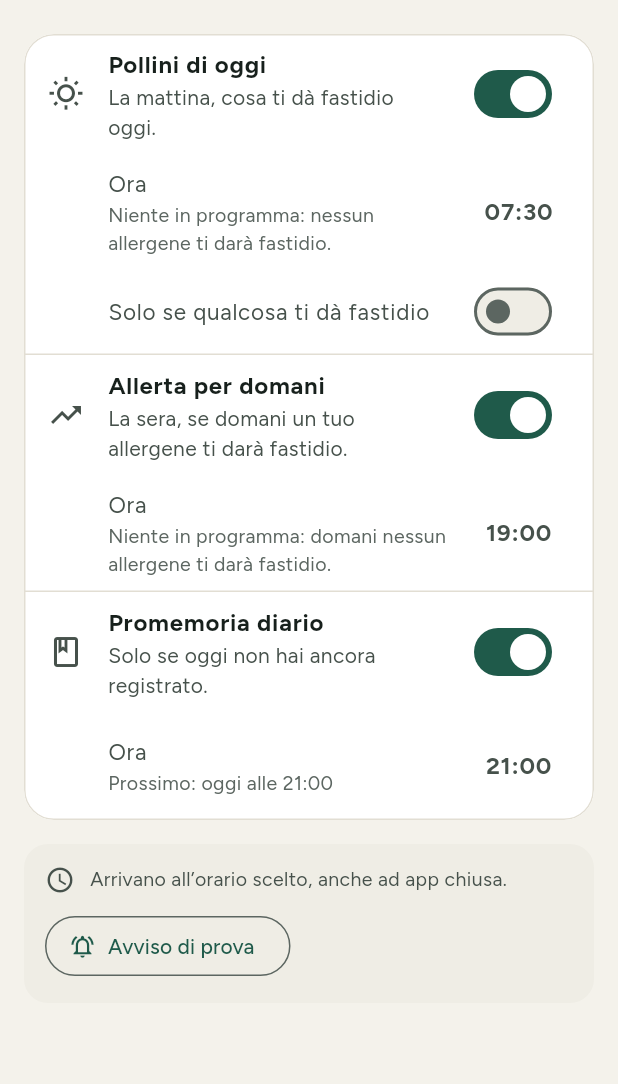
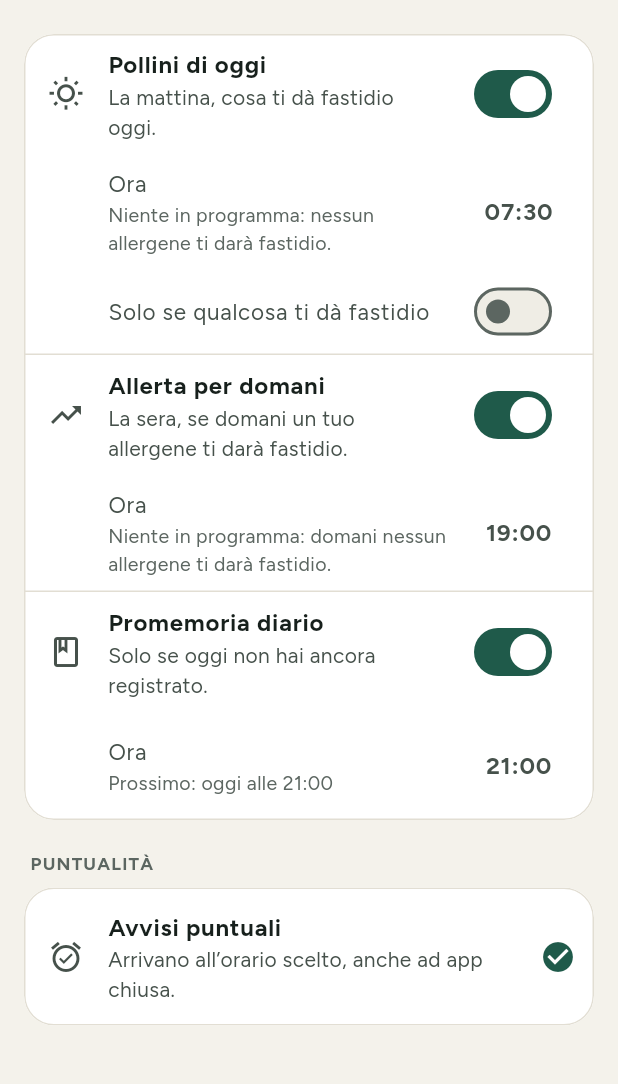
Before and after one commit to lorenzocaputodev/allergy_radar, a Flutter app: the AlertsScreen screen opened directly, on a phone screen of 412 x 824 dp, the part 62-1146 px from its top. Run offline on Flutter 3.47's test engine with Material 3 defaults, Android fonts, the phone set to English and light mode, and no system bars; our stand-ins replace flutter_local_notifications, geocoding, geolocator, pdf, shared_preferences, timezone; missing offline and left inert: file_selector, flutter_file_dialog, workmanager; accounts and stored records are empty.

Commit message:
feat: sezione Puntualità negli avvisi al posto dell'avviso di prova

```diff
--- a/lib/main.dart
+++ b/lib/main.dart
@@ -53,6 +53,7 @@ Future<void> main() async {
 
   AppLifecycleListener(
     onResume: () {
+      reschedule();
       if (state.onboarded && state.isStale) state.refresh();
     },
   );
--- a/lib/screens/alerts_screen.dart
+++ b/lib/screens/alerts_screen.dart
@@ -1,6 +1,5 @@
 import 'package:flutter/material.dart';
 import 'package:provider/provider.dart';
-import 'package:shared_preferences/shared_preferences.dart';
 
 import '../models/alert_settings.dart';
 import '../models/diary_entry.dart';
@@ -10,6 +9,7 @@ import '../state/app_state.dart';
 import '../state/diary_state.dart';
 import '../theme/palette.dart';
 import '../widgets/page_list.dart';
+import '../widgets/settings_group.dart';
 
 class AlertsScreen extends StatefulWidget {
   const AlertsScreen({super.key});
@@ -50,8 +50,7 @@ class _AlertsScreenState extends State<AlertsScreen> {
               await state.setAlerts(a);
             },
           ),
-          const SizedBox(height: 16),
-          const _Check(),
+          if (AlertsService.isSupported && state.alerts.anyEnabled) const _Punctuality(),
         ],
       ),
     );
@@ -207,14 +206,14 @@ class AlertSettingsEditor extends StatelessWidget {
   }
 }
 
-class _Check extends StatefulWidget {
-  const _Check();
+class _Punctuality extends StatefulWidget {
+  const _Punctuality();
 
   @override
-  State<_Check> createState() => _CheckState();
+  State<_Punctuality> createState() => _PunctualityState();
 }
 
-class _CheckState extends State<_Check> {
+class _PunctualityState extends State<_Punctuality> {
   late Future<(bool, bool)> _status = _read();
   late final AppLifecycleListener _lifecycle;
 
@@ -232,76 +231,48 @@ class _CheckState extends State<_Check> {
 
   static Future<(bool, bool)> _read() async => (await AlertsService.enabled(), await AlertsService.exact());
 
-  Future<void> _test() async {
-    final sent = await AlertsService.sendTest();
-    if (!mounted || sent) return;
-    ScaffoldMessenger.of(context).showSnackBar(const SnackBar(content: Text('Le notifiche dell’app sono spente.')));
-  }
-
-  Future<void> _makeExact() async {
-    final app = context.read<AppState>();
-    final diary = context.read<DiaryState>();
-    if (await AlertsService.requestExact()) {
-      await AlertsService.reschedule(await SharedPreferences.getInstance(), app, diary);
-    }
-    if (mounted) setState(() => _status = _read());
-  }
-
   @override
   Widget build(BuildContext context) {
     final p = context.palette;
     return FutureBuilder<(bool, bool)>(
       future: _status,
       builder: (context, snap) {
-        final (enabled, exact) = snap.data ?? (true, true);
-        final off = AlertsService.isSupported && !enabled;
-        final delayed = AlertsService.isSupported && enabled && !exact;
-        return Container(
-          padding: const EdgeInsets.all(14),
-          decoration: BoxDecoration(color: p.chip, borderRadius: BorderRadius.circular(16)),
-          child: Column(
-            crossAxisAlignment: CrossAxisAlignment.start,
-            children: [
-              Row(
-                crossAxisAlignment: CrossAxisAlignment.start,
-                children: [
-                  Icon(off ? Icons.notifications_off_outlined : Icons.schedule, color: p.ink2, size: 20),
-                  const SizedBox(width: 10),
-                  Expanded(
-                    child: Text(
-                      off
-                          ? 'Le notifiche dell’app sono spente: riattivale da Impostazioni › App › Allergy Radar.'
-                          : delayed
-                          ? 'Possono arrivare fino a un’ora in ritardo.'
-                          : 'Arrivano all’orario scelto, anche ad app chiusa.',
-                      style: TextStyle(fontSize: 13, height: 1.45, color: p.ink2),
-                    ),
+        final status = snap.data;
+        if (status == null) return const SizedBox.shrink();
+        final (enabled, exact) = status;
+        final Widget row;
+        if (!enabled) {
+          row = ListTile(
+            contentPadding: const EdgeInsets.fromLTRB(16, 6, 16, 6),
+            leading: Icon(Icons.notifications_off_outlined, color: p.ink2),
+            title: const Text('Notifiche spente', style: TextStyle(fontWeight: FontWeight.w700)),
+            subtitle: const Text('Gli avvisi non arrivano: riattivale da Impostazioni › App › Allergy Radar.'),
+          );
+        } else {
+          row = ListTile(
+            contentPadding: const EdgeInsets.fromLTRB(16, 6, 12, 6),
+            leading: Icon(exact ? Icons.alarm_on : Icons.schedule, color: p.ink2),
+            title: const Text('Avvisi puntuali', style: TextStyle(fontWeight: FontWeight.w700)),
+            subtitle: Text(
+              exact
+                  ? 'Arrivano all’orario scelto, anche ad app chiusa.'
+                  : 'Ora possono arrivare fino a un’ora in ritardo.',
+            ),
+            trailing: exact
+                ? Icon(Icons.check_circle, color: p.pineText)
+                : FilledButton.tonal(
+                    onPressed: AlertsService.requestExact,
+                    style: FilledButton.styleFrom(minimumSize: const Size(0, 40)),
+                    child: const Text('Attiva'),
                   ),
-                ],
-              ),
-              if (AlertsService.isSupported && !off) ...[
-                const SizedBox(height: 10),
-                Wrap(
-                  spacing: 8,
-                  runSpacing: 8,
-                  children: [
-                    if (delayed)
-                      FilledButton.tonalIcon(
-                        onPressed: _makeExact,
-                        style: FilledButton.styleFrom(minimumSize: const Size(0, 40)),
-                        icon: const Icon(Icons.alarm_on, size: 18),
-                        label: const Text('Falli arrivare in orario'),
-                      ),
-                    OutlinedButton.icon(
-                      onPressed: _test,
-                      icon: const Icon(Icons.notifications_active_outlined, size: 18),
-                      label: const Text('Avviso di prova'),
-                    ),
-                  ],
-                ),
-              ],
-            ],
-          ),
+          );
+        }
+        return Column(
+          crossAxisAlignment: CrossAxisAlignment.start,
+          children: [
+            const SettingsLabel('Puntualità'),
+            SettingsGroup([row]),
+          ],
         );
       },
     );
```
